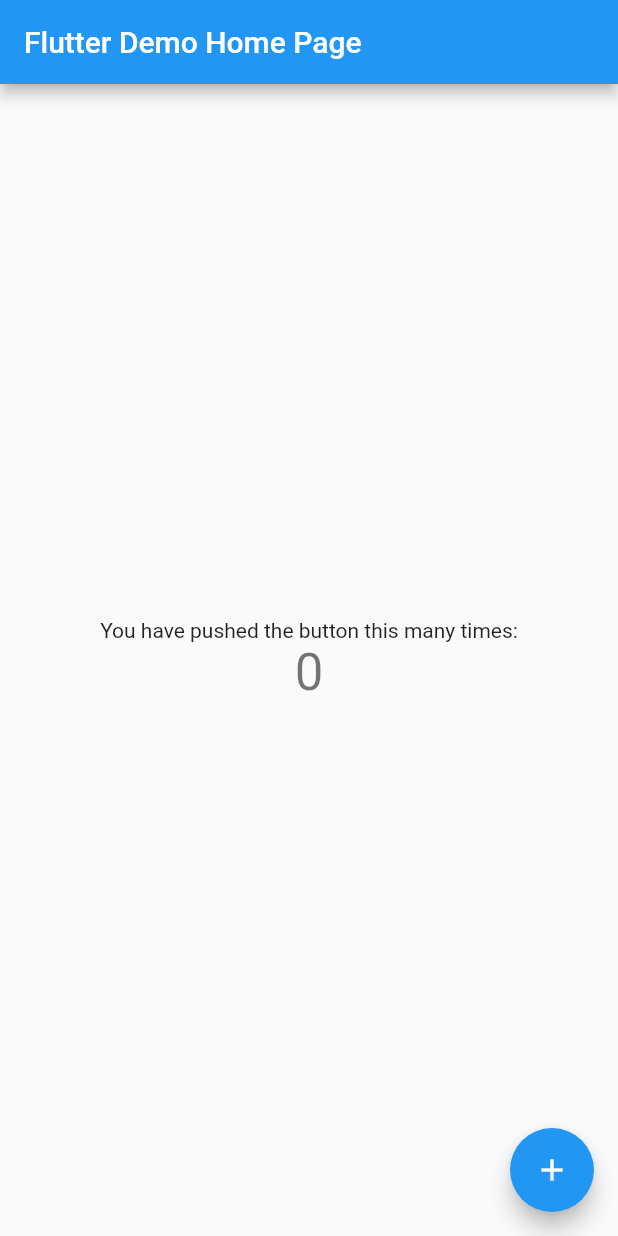
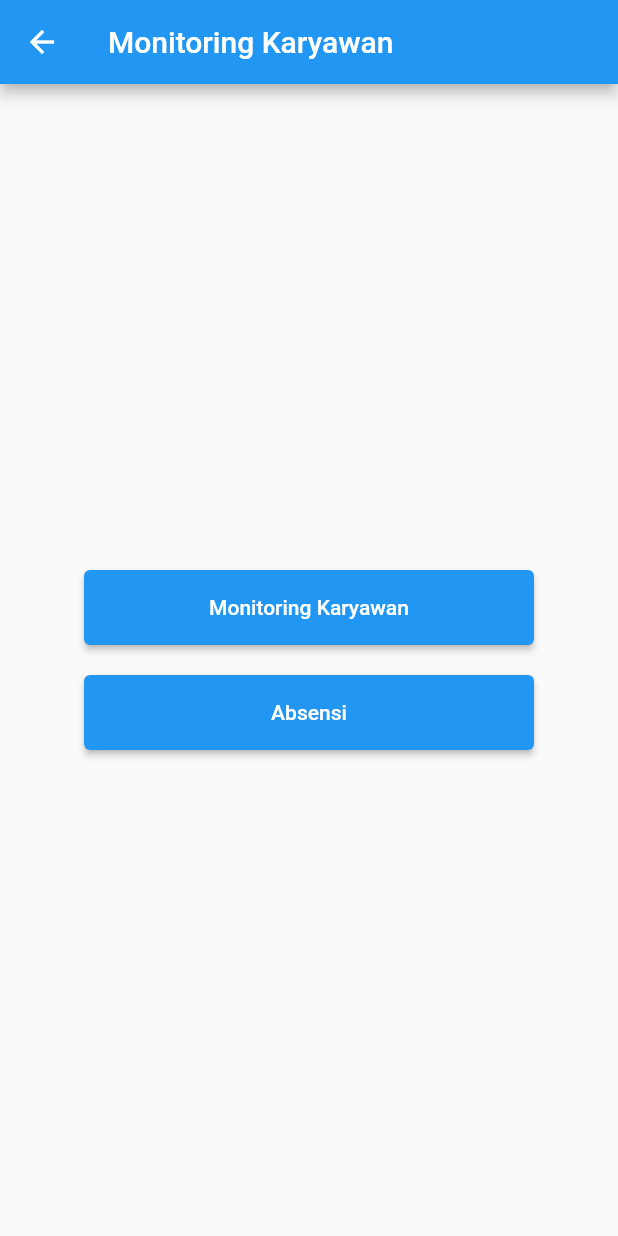
Before and after one commit to Arief2202/monitorKaryawanPPNS, a Flutter app: the screen it shows after launch, on a phone screen of 412 x 824 dp. Run offline on Flutter 3.47's test engine with Material 2 defaults, Android fonts, the phone set to English and light mode, and no system bars.

Commit message:
menambahkan menu

```diff
--- a/lib/main.dart
+++ b/lib/main.dart
@@ -1,4 +1,12 @@
+// ignore_for_file: curly_braces_in_flow_control_structures, prefer_const_constructors, sort_child_properties_last, unused_local_variable
+
 import 'package:flutter/material.dart';
+import 'package:monitoring_karyawan_ppns/global_variables.dart' as global;
+import 'package:monitoring_karyawan_ppns/menu.dart';
+import 'package:http/http.dart' as http;
+import 'dart:convert' show jsonDecode;
+import 'dart:async';
+import 'dart:developer';
 
 void main() {
   runApp(const MyApp());
@@ -7,109 +15,45 @@
 class MyApp extends StatelessWidget {
   const MyApp({super.key});
 
-  // This widget is the root of your application.
   @override
   Widget build(BuildContext context) {
     return MaterialApp(
       title: 'Flutter Demo',
+      debugShowCheckedModeBanner: false,
       theme: ThemeData(
-        // This is the theme of your application.
-        //
-        // Try running your application with "flutter run". You'll see the
-        // application has a blue toolbar. Then, without quitting the app, try
-        // changing the primarySwatch below to Colors.green and then invoke
-        // "hot reload" (press "r" in the console where you ran "flutter run",
-        // or simply save your changes to "hot reload" in a Flutter IDE).
-        // Notice that the counter didn't reset back to zero; the application
-        // is not restarted.
         primarySwatch: Colors.blue,
       ),
-      home: const MyHomePage(title: 'Flutter Demo Home Page'),
+      home: Menu(),
     );
   }
 }
 
 class MyHomePage extends StatefulWidget {
-  const MyHomePage({super.key, required this.title});
-
-  // This widget is the home page of your application. It is stateful, meaning
-  // that it has a State object (defined below) that contains fields that affect
-  // how it looks.
-
-  // This class is the configuration for the state. It holds the values (in this
-  // case the title) provided by the parent (in this case the App widget) and
-  // used by the build method of the State. Fields in a Widget subclass are
-  // always marked "final".
-
-  final String title;
+  const MyHomePage({super.key});
 
   @override
-  State<MyHomePage> createState() => _MyHomePageState();
+  State<MyHomePage> createState() => Test();
 }
 
-class _MyHomePageState extends State<MyHomePage> {
-  int _counter = 0;
 
-  void _incrementCounter() {
-    setState(() {
-      // This call to setState tells the Flutter framework that something has
-      // changed in this State, which causes it to rerun the build method below
-      // so that the display can reflect the updated values. If we changed
-      // _counter without calling setState(), then the build method would not be
-      // called again, and so nothing would appear to happen.
-      _counter++;
-    });
+class Test extends State<MyHomePage> {
+  void initState() {
+    super.initState();
   }
 
-  @override
   Widget build(BuildContext context) {
-    // This method is rerun every time setState is called, for instance as done
-    // by the _incrementCounter method above.
-    //
-    // The Flutter framework has been optimized to make rerunning build methods
-    // fast, so that you can just rebuild anything that needs updating rather
-    // than having to individually change instances of widgets.
+    double mapWidth = MediaQuery.of(context).size.width/1.2;
     return Scaffold(
       appBar: AppBar(
-        // Here we take the value from the MyHomePage object that was created by
-        // the App.build method, and use it to set our appbar title.
-        title: Text(widget.title),
+        leading: IconButton(
+          icon: Icon(Icons.arrow_back),
+          onPressed: () => Navigator.pop(context),
+        ),
+        title: Text("Monitoring Karyawan"),
       ),
       body: Center(
-        // Center is a layout widget. It takes a single child and positions it
-        // in the middle of the parent.
-        child: Column(
-          // Column is also a layout widget. It takes a list of children and
-          // arranges them vertically. By default, it sizes itself to fit its
-          // children horizontally, and tries to be as tall as its parent.
-          //
-          // Invoke "debug painting" (press "p" in the console, choose the
-          // "Toggle Debug Paint" action from the Flutter Inspector in Android
-          // Studio, or the "Toggle Debug Paint" command in Visual Studio Code)
-          // to see the wireframe for each widget.
-          //
-          // Column has various properties to control how it sizes itself and
-          // how it positions its children. Here we use mainAxisAlignment to
-          // center the children vertically; the main axis here is the vertical
-          // axis because Columns are vertical (the cross axis would be
-          // horizontal).
-          mainAxisAlignment: MainAxisAlignment.center,
-          children: <Widget>[
-            const Text(
-              'You have pushed the button this many times:',
-            ),
-            Text(
-              '$_counter',
-              style: Theme.of(context).textTheme.headlineMedium,
-            ),
-          ],
+
         ),
-      ),
-      floatingActionButton: FloatingActionButton(
-        onPressed: _incrementCounter,
-        tooltip: 'Increment',
-        child: const Icon(Icons.add),
-      ), // This trailing comma makes auto-formatting nicer for build methods.
-    );
+      );
   }
 }
--- /dev/null
+++ b/lib/menu.dart
@@ -0,0 +1,72 @@
+// ignore_for_file: curly_braces_in_flow_control_structures, prefer_const_constructors, sort_child_properties_last, unused_local_variable
+
+import 'package:flutter/material.dart';
+import 'package:monitoring_karyawan_ppns/monitoring.dart';
+import 'package:monitoring_karyawan_ppns/absensi.dart';
+
+class Menu extends StatefulWidget {
+  const Menu({super.key});
+
+  @override
+  State<Menu> createState() => MenuState();
+}
+
+
+class MenuState extends State<Menu> {
+  void initState() {
+    super.initState();
+  }
+
+  Widget build(BuildContext context) {
+    double mapWidth = MediaQuery.of(context).size.width/1.2;
+    return Scaffold(
+      appBar: AppBar(
+        leading: IconButton(
+          icon: Icon(Icons.arrow_back),
+          onPressed: () => Navigator.pop(context),
+        ),
+        title: Text("Monitoring Karyawan"),
+      ),
+      body: Column(
+          mainAxisAlignment: MainAxisAlignment.center,
+          crossAxisAlignment: CrossAxisAlignment.center,
+          children: <Widget>[
+
+            Container(
+              height: 50.0,
+              width: 300.0,
+              child: ElevatedButton(
+                child: new Text("Monitoring Karyawan"),
+                onPressed: (){
+                  Navigator.push(
+                    context,
+                    MaterialPageRoute(builder: (context) {
+                      return MonitoringPage();
+                    })
+                  );
+                },
+              ),
+            ),
+
+            Container(height: 20.0),//SizedBox(height: 20.0),
+
+            Container(
+              height: 50.0,
+              width: 300.0,
+              child: ElevatedButton(
+                child: new Text("Absensi"),
+                onPressed: (){
+                  Navigator.push(
+                    context,
+                    MaterialPageRoute(builder: (context) {
+                      return AbsensiPage();
+                    })
+                  );
+                },
+              ),
+            ),
+          ],
+        ),
+      );
+  }
+}
```
Also changed, not shown: lib/absensi.dart (added, +99 -0 lines), lib/global_variables.dart (added, +9 -0 lines), lib/monitoring.dart (added, +161 -0 lines), pubspec.yaml (+17 -3 lines), assets/img/m1.png (added), assets/img/m2.png (added), pubspec.lock, 5 other files.
